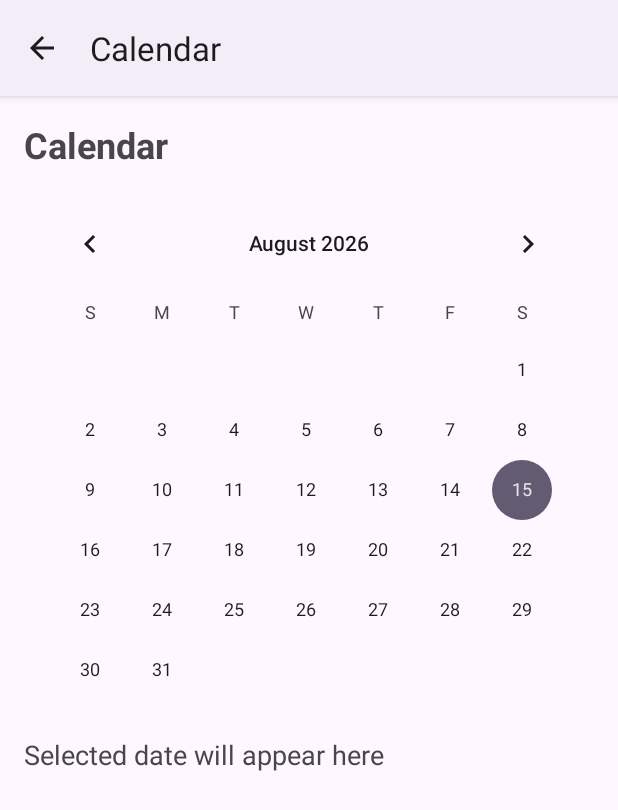
After one commit to SamuelhaIIman/goldenshire, an Android app: the CalendarActivity screen opened directly, with no data from a screen before it, on a phone screen of 412 x 824 dp. The commit adds this screen. Shown: the top 810 px of the screen. Run offline under Robolectric (Android 15) with nearby library versions, the phone set to English and light mode, and no system bars.

Commit message:
Added a working calendar to the app.

```diff
--- a/app/build.gradle.kts
+++ b/app/build.gradle.kts
@@ -34,6 +34,9 @@ android {
         sourceCompatibility = JavaVersion.VERSION_11
         targetCompatibility = JavaVersion.VERSION_11
     }
+    buildFeatures {
+        buildConfig = true
+    }
 }
 
 dependencies {
--- a/app/src/main/AndroidManifest.xml
+++ b/app/src/main/AndroidManifest.xml
@@ -24,7 +24,11 @@
         <activity
             android:name=".Notes"
             android:exported="false"/>
-        <activity android:name=".ChatActivity"
+        <activity
+            android:name=".ChatActivity"
+            android:exported="false" />
+        <activity
+            android:name=".CalendarActivity"
             android:exported="false" />
     </application>
 
--- /dev/null
+++ b/app/src/main/java/com/samuelhallman/goldenshire/CalendarActivity.kt
@@ -0,0 +1,37 @@
+package com.samuelhallman.goldenshire
+
+import android.os.Bundle
+import android.widget.CalendarView
+import android.widget.TextView
+import androidx.appcompat.app.AppCompatActivity
+import java.text.SimpleDateFormat
+import java.util.Calendar
+import java.util.Locale
+
+class CalendarActivity : AppCompatActivity() {
+    override fun onCreate(savedInstanceState: Bundle?) {
+        super.onCreate(savedInstanceState)
+        setContentView(R.layout.activity_calendar)
+
+        supportActionBar?.setDisplayHomeAsUpEnabled(true)
+        supportActionBar?.title = "Calendar"
+
+        val calendarView = findViewById<CalendarView>(R.id.calendarView)
+        val selectedDataText = findViewById<TextView>(R.id.selectedDateText)
+
+        calendarView.setOnDateChangeListener { _, year, month, dayOfMonth ->
+            val calendar = Calendar.getInstance()
+            calendar.set(year, month, dayOfMonth)
+
+            val format = SimpleDateFormat("EEEE, d MMMM yyyy", Locale.getDefault())
+            val formattedDate = format.format(calendar.time)
+
+            selectedDataText.text = "Selected: $formattedDate"
+        }
+    }
+
+    override fun onSupportNavigateUp(): Boolean {
+        finish()
+        return true
+    }
+}
--- a/app/src/main/java/com/samuelhallman/goldenshire/MainActivity.kt
+++ b/app/src/main/java/com/samuelhallman/goldenshire/MainActivity.kt
@@ -31,6 +31,12 @@ class MainActivity : AppCompatActivity() {
             startActivity(intent)
         }
 
+        val calendar = findViewById<Button>(R.id.calendar)
+        calendar.setOnClickListener {
+            val intent = Intent(this, CalendarActivity::class.java)
+            startActivity(intent)
+        }
+
         supportActionBar?.apply {
             setBackgroundDrawable(resources.getDrawable(R.color.green, theme))
         }
--- /dev/null
+++ b/app/src/main/res/layout/activity_calendar.xml
@@ -0,0 +1,31 @@
+<?xml version="1.0" encoding="utf-8"?>
+<LinearLayout xmlns:android="http://schemas.android.com/apk/res/android"
+    android:layout_width="match_parent"
+    android:layout_height="match_parent"
+    android:orientation="vertical"
+    android:padding="16dp"
+    android:fitsSystemWindows="true">
+
+    <TextView
+        android:layout_width="match_parent"
+        android:layout_height="wrap_content"
+        android:text="Calendar"
+        android:textSize="24sp"
+        android:textStyle="bold"
+        android:paddingBottom="16dp" />
+
+    <CalendarView
+        android:id="@+id/calendarView"
+        android:layout_width="match_parent"
+        android:layout_height="wrap_content"
+        />
+
+    <TextView
+        android:id="@+id/selectedDateText"
+        android:layout_width="match_parent"
+        android:layout_height="wrap_content"
+        android:text="Selected date will appear here"
+        android:textSize="18sp"
+        android:paddingTop="24dp" />
+
+</LinearLayout>
--- a/app/src/main/res/layout/activity_main.xml
+++ b/app/src/main/res/layout/activity_main.xml
@@ -61,13 +61,14 @@
             android:text="Groq"
             />
         <Button
+            android:id="@+id/calendar"
             style="?android:attr/buttonBarButtonStyle"
             android:layout_width="wrap_content"
             android:layout_height="wrap_content"
             android:backgroundTint="@color/green"
             android:textColor="@color/black"
             android:textSize="20sp"
-            android:text="Press"
+            android:text="Calendar"
             />
     </LinearLayout>
 
```
